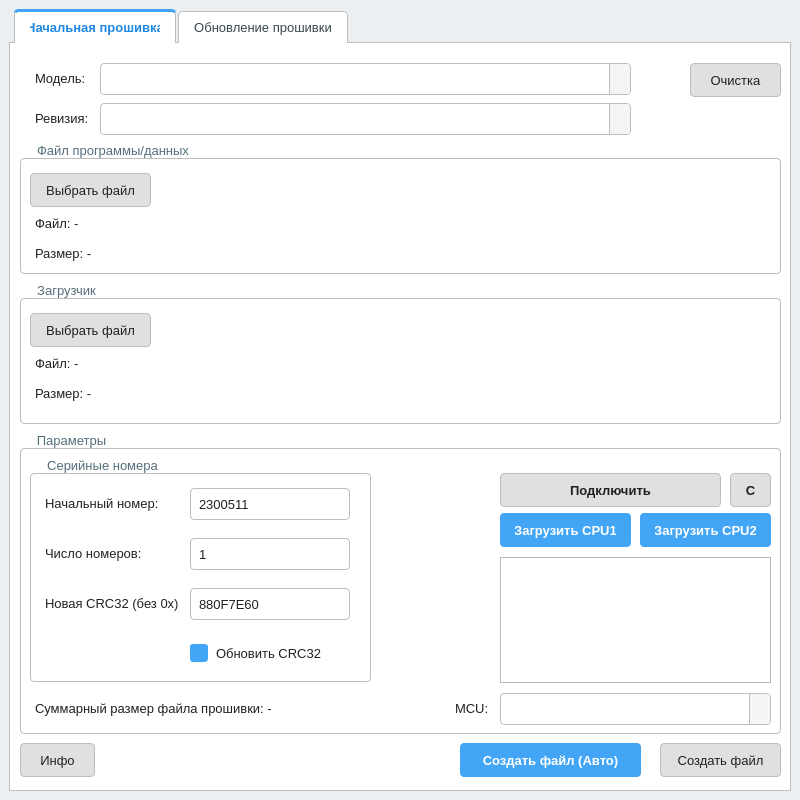
Krone213/update-generator, file mainwindow.ui: the form before one commit.
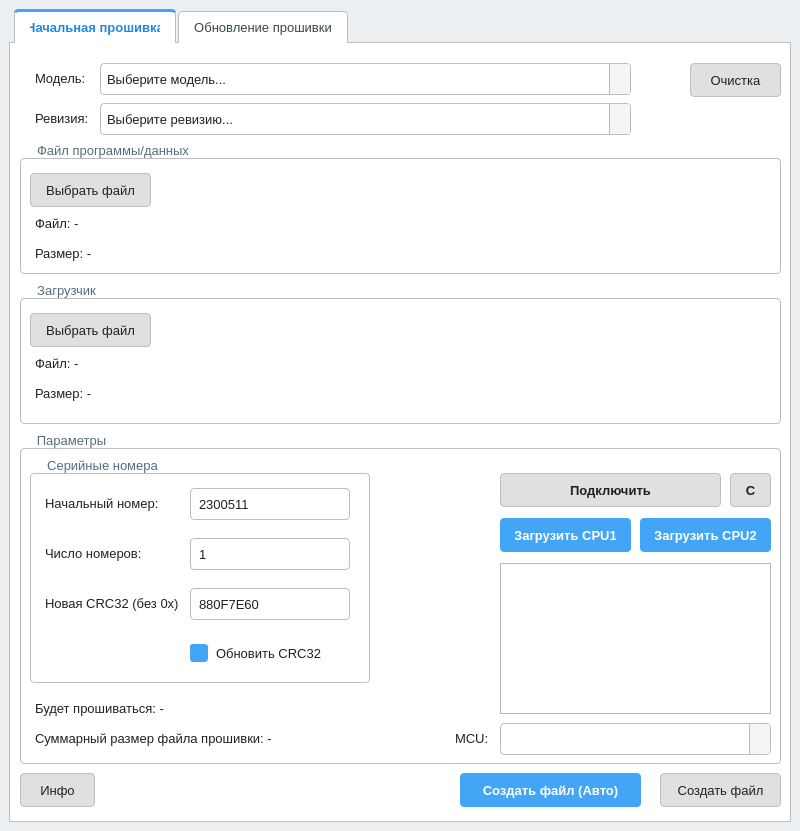
The form after the commit. Icons and pictures are not drawn.

Patch:
```diff
--- a/mainwindow.ui
+++ b/mainwindow.ui
@@ -7,7 +7,7 @@
     <x>0</x>
     <y>0</y>
     <width>800</width>
-    <height>800</height>
+    <height>831</height>
    </rect>
   </property>
   <property name="palette">
@@ -636,6 +636,9 @@
         <property name="cursor">
          <cursorShape>ArrowCursor</cursorShape>
         </property>
+        <property name="placeholderText">
+         <string>Выберите ревизию...</string>
+        </property>
        </widget>
        <widget class="QGroupBox" name="grpParameters">
         <property name="geometry">
@@ -643,7 +646,7 @@
           <x>10</x>
           <y>390</y>
           <width>761</width>
-          <height>301</height>
+          <height>331</height>
          </rect>
         </property>
         <property name="font">
@@ -659,8 +662,8 @@
           <rect>
            <x>10</x>
            <y>25</y>
-           <width>341</width>
-           <height>224</height>
+           <width>340</width>
+           <height>225</height>
           </rect>
          </property>
          <property name="font">
@@ -793,7 +796,7 @@
          <property name="geometry">
           <rect>
            <x>10</x>
-           <y>260</y>
+           <y>290</y>
            <width>401</width>
            <height>31</height>
           </rect>
@@ -811,7 +814,7 @@
          <property name="geometry">
           <rect>
            <x>480</x>
-           <y>80</y>
+           <y>85</y>
            <width>131</width>
            <height>34</height>
           </rect>
@@ -836,9 +839,9 @@
          <property name="geometry">
           <rect>
            <x>480</x>
-           <y>124</y>
+           <y>130</y>
            <width>271</width>
-           <height>126</height>
+           <height>151</height>
           </rect>
          </property>
          <property name="readOnly">
@@ -894,7 +897,7 @@
          <property name="geometry">
           <rect>
            <x>480</x>
-           <y>260</y>
+           <y>290</y>
            <width>271</width>
            <height>32</height>
           </rect>
@@ -904,7 +907,7 @@
          <property name="geometry">
           <rect>
            <x>620</x>
-           <y>80</y>
+           <y>85</y>
            <width>131</width>
            <height>34</height>
           </rect>
@@ -920,7 +923,7 @@
          <property name="geometry">
           <rect>
            <x>430</x>
-           <y>260</y>
+           <y>290</y>
            <width>51</width>
            <height>31</height>
           </rect>
@@ -948,12 +951,30 @@
           <string>С</string>
          </property>
         </widget>
+        <widget class="QLabel" name="lblWhatWillUpload">
+         <property name="geometry">
+          <rect>
+           <x>10</x>
+           <y>260</y>
+           <width>401</width>
+           <height>31</height>
+          </rect>
+         </property>
+         <property name="font">
+          <font>
+           <pointsize>10</pointsize>
+          </font>
+         </property>
+         <property name="text">
+          <string>Будет прошиваться: -</string>
+         </property>
+        </widget>
        </widget>
        <widget class="QPushButton" name="btnCreateFileManual">
         <property name="geometry">
          <rect>
           <x>650</x>
-          <y>700</y>
+          <y>730</y>
           <width>121</width>
           <height>34</height>
          </rect>
@@ -975,7 +996,7 @@
         <property name="geometry">
          <rect>
           <x>450</x>
-          <y>700</y>
+          <y>730</y>
           <width>181</width>
           <height>34</height>
          </rect>
@@ -997,7 +1018,7 @@
         <property name="geometry">
          <rect>
           <x>10</x>
-          <y>700</y>
+          <y>730</y>
           <width>75</width>
           <height>34</height>
          </rect>
@@ -1148,6 +1169,9 @@
         <property name="cursor">
          <cursorShape>ArrowCursor</cursorShape>
         </property>
+        <property name="placeholderText">
+         <string>Выберите модель...</string>
+        </property>
        </widget>
       </widget>
       <widget class="QWidget" name="UpdateFirmwareMenu">
```
Left out of the diff: 87 changed lines with no effect on the pictures.
